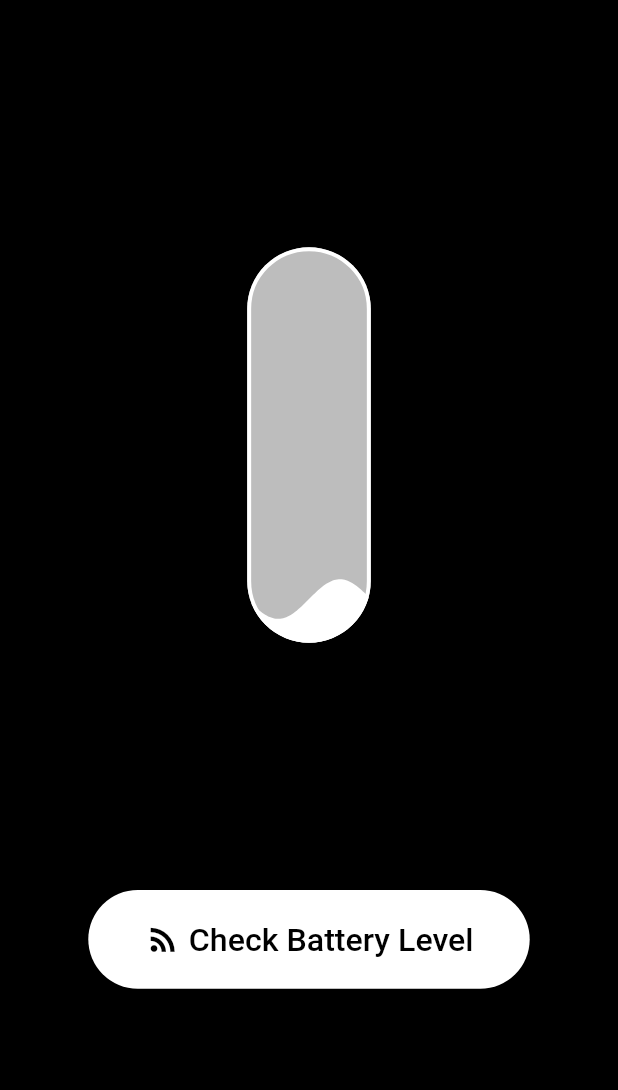
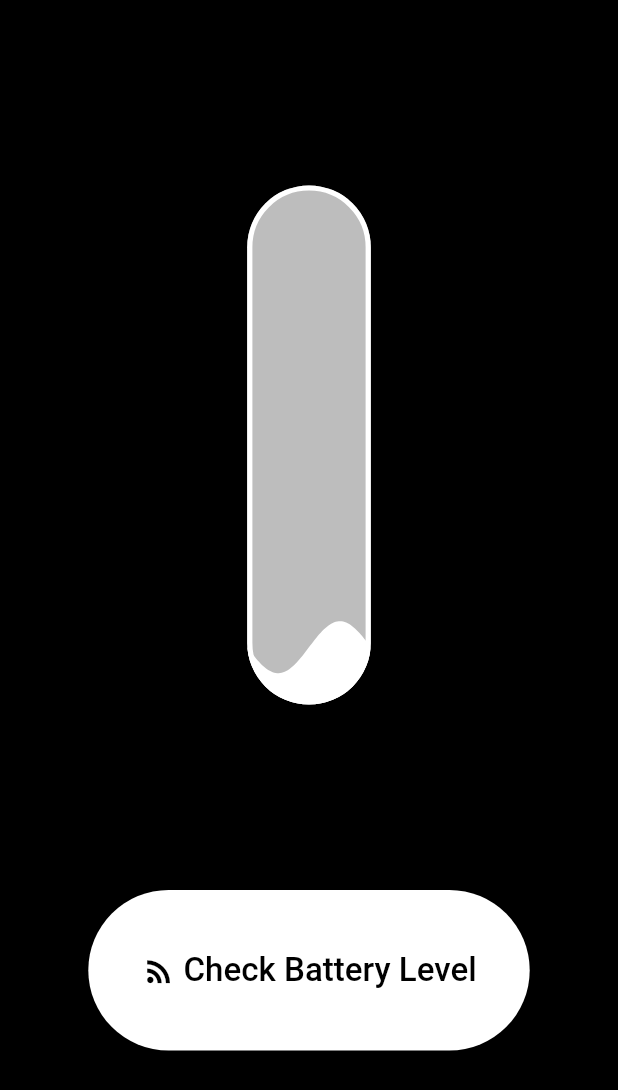
Before and after one commit to devberkay/battery_status, a Flutter app: the screen it shows after launch, on a phone screen of 412 x 824 dp. Shown: the top 1090 px of the screen. Run offline on Flutter 3.47's test engine with Material 2 defaults, Android fonts, the phone set to English and light mode, and no system bars; drawn by our look-alikes of liquid_progress_indicator, loader_overlay; our stand-ins replace flutter_hooks, go_router, hooks_riverpod.

Commit message:
Mar 3, 2023, 8:25 PM

```diff
--- a/lib/view/home/home_page.dart
+++ b/lib/view/home/home_page.dart
@@ -17,9 +17,9 @@ class _HomePageState extends ConsumerState<HomePage> {
         padding: EdgeInsets.zero,
         child: Column(
           children: [
-            const Spacer(flex: 20),
+            const Spacer(flex: 15),
             Expanded(
-                flex: 32,
+                flex: 42,
                 child: Row(
                   children: const [
                     Spacer(
@@ -30,10 +30,10 @@ class _HomePageState extends ConsumerState<HomePage> {
                   ],
                 )),
             const Spacer(
-              flex: 20,
+              flex: 15,
             ),
             Expanded(
-              flex: 8,
+              flex: 13,
               child: Row(
                 children: const [
                   Spacer(
@@ -44,7 +44,7 @@ class _HomePageState extends ConsumerState<HomePage> {
                 ],
               ),
             ),
-            const Spacer(flex: 20)
+            const Spacer(flex: 15)
           ],
         ));
   }
--- a/lib/view/home/widgets/action_button.dart
+++ b/lib/view/home/widgets/action_button.dart
@@ -64,14 +64,14 @@ class ActionButton extends HookConsumerWidget {
               ),
               Icon(
                 isMonitoring ? Icons.front_hand_sharp : Icons.rss_feed_sharp,
-                size: constraints.maxHeight * 0.375,
+                size: constraints.maxWidth * 0.08,
                 color: isMonitoring ? Colors.grey : Colors.black,
               ),
               const Spacer(),
               Text(
                 isMonitoring ? "Stop Monitoring" : "Check Battery Level",
                 textAlign: TextAlign.center,
-                style: TextStyle(fontSize: constraints.maxHeight * 0.325),
+                style: TextStyle(fontSize: constraints.maxWidth * 0.075),
               ),
               const Spacer(
                 flex: 6,
```
